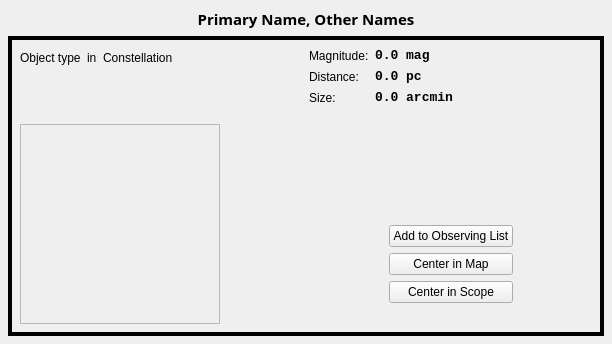
Before: the Qt Designer form kstars/details_data.ui in KDE/kstars, drawn with Qt 5.
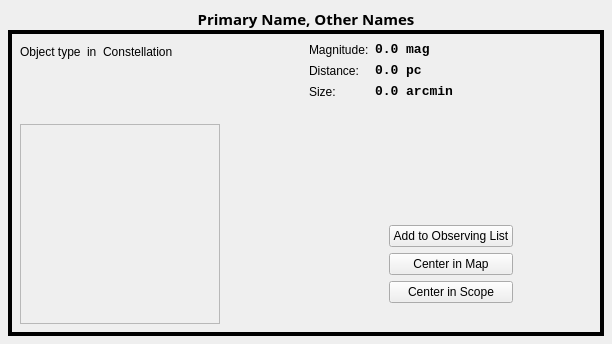
After: the same form once the commit is applied. Custom widgets are drawn as their Qt base class.

Commit message: Cosmetic fixes for Details window.  All pages now have a uniform look, and the color scheme is better.  Got rid of K3ActiveLabels.

```diff
--- a/kstars/details_data.ui
+++ b/kstars/details_data.ui
@@ -17,7 +17,7 @@
     <number>8</number>
    </property>
    <property name="spacing" >
-    <number>6</number>
+    <number>0</number>
    </property>
    <item>
     <widget class="QLabel" name="Names" >
@@ -42,6 +42,9 @@
    </item>
    <item>
     <widget class="QFrame" name="DataFrame" >
+     <property name="autoFillBackground" >
+      <bool>true</bool>
+     </property>
      <property name="frameShape" >
       <enum>QFrame::Box</enum>
      </property>
```
Left out of the diff: 3 changed lines with no effect on the pictures. The commit also changes 5 other files.
